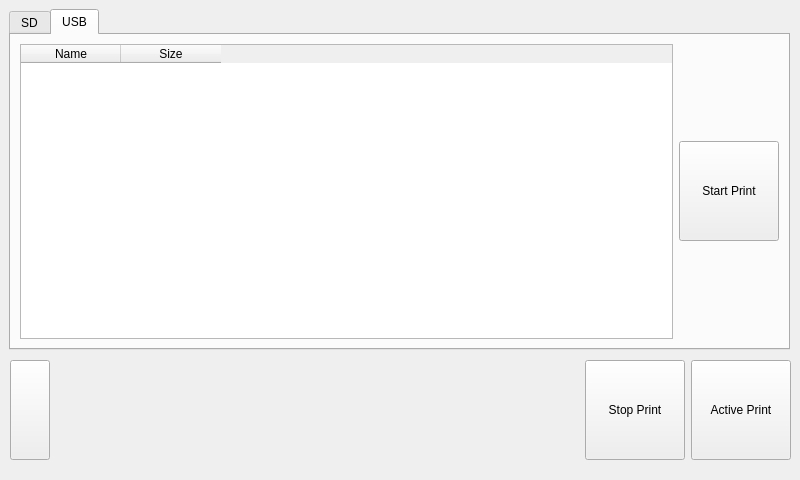
First picture: the form in ClientApp/qt/printwindow.ui, repository re3Dprinting/touchscreen, before the edit.
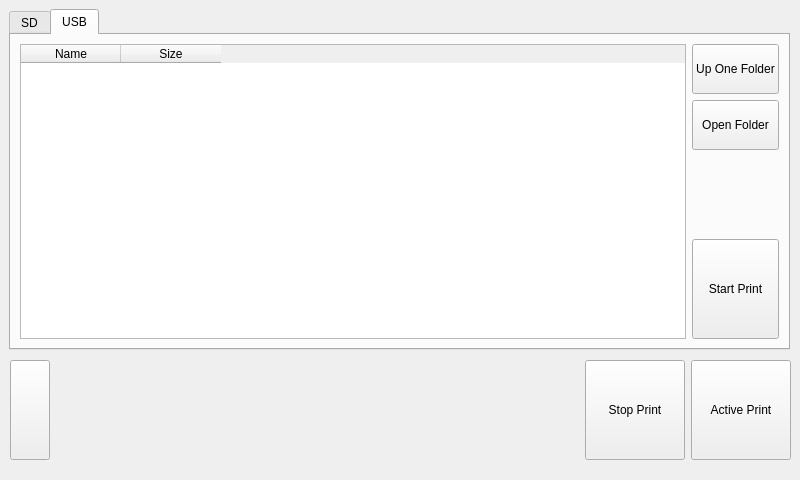
Second picture: the form after the edit. The open tabs and pages were chosen to show the change. Icons and pictures are not drawn.

Diff of the .ui file:
```diff
--- a/ClientApp/qt/printwindow.ui
+++ b/ClientApp/qt/printwindow.ui
@@ -128,22 +128,49 @@
      <item>
       <layout class="QVBoxLayout" name="verticalLayout">
        <item>
-        <widget class="QPushButton" name="StartPrint">
-         <property name="sizePolicy">
-          <sizepolicy hsizetype="Fixed" vsizetype="Fixed">
-           <horstretch>0</horstretch>
-           <verstretch>0</verstretch>
-          </sizepolicy>
+        <widget class="QPushButton" name="pushbutton_up">
+         <property name="minimumSize">
+          <size>
+           <width>0</width>
+           <height>50</height>
+          </size>
          </property>
+         <property name="text">
+          <string>Up One Folder</string>
+         </property>
+        </widget>
+       </item>
+       <item>
+        <widget class="QPushButton" name="pushbutton_open">
          <property name="minimumSize">
           <size>
-           <width>100</width>
-           <height>0</height>
+           <width>0</width>
+           <height>50</height>
           </size>
          </property>
-         <property name="maximumSize">
+         <property name="text">
+          <string>Open Folder</string>
+         </property>
+        </widget>
+       </item>
+       <item>
+        <spacer name="verticalSpacer">
+         <property name="orientation">
+          <enum>Qt::Vertical</enum>
+         </property>
+         <property name="sizeHint" stdset="0">
           <size>
-           <width>100</width>
+           <width>20</width>
+           <height>40</height>
+          </size>
+         </property>
+        </spacer>
+       </item>
+       <item>
+        <widget class="QPushButton" name="pushbutton_print">
+         <property name="minimumSize">
+          <size>
+           <width>0</width>
            <height>100</height>
           </size>
          </property>
@@ -157,7 +184,7 @@
     </layout>
    </widget>
   </widget>
-  <widget class="QWidget" name="">
+  <widget class="QWidget" name="layoutWidget">
    <property name="geometry">
     <rect>
      <x>10</x>
```
Left out of the diff: 2 changed lines with no effect on the pictures.
